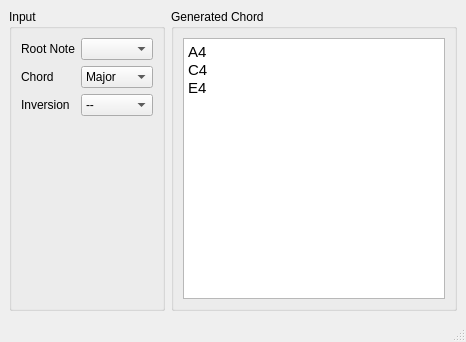
Old version of the form src/main.ui in the repository TerrySoba/ChordTool.
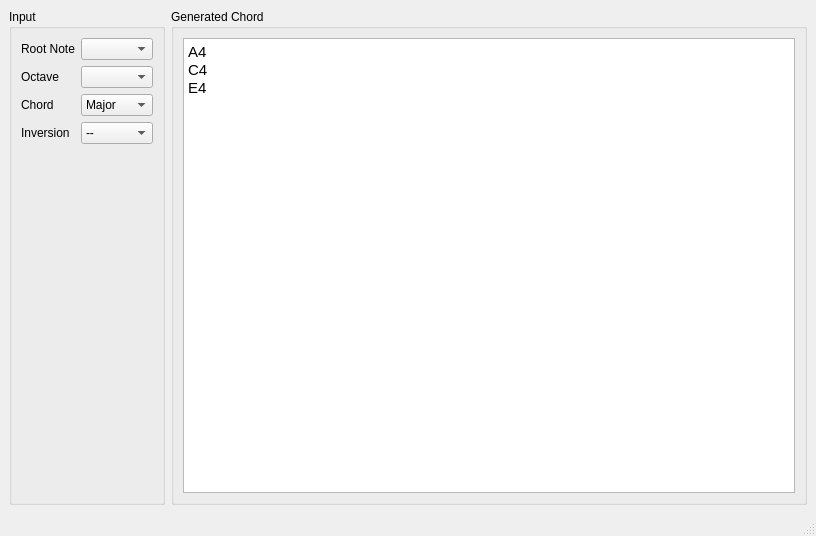
New version of the form.

Patch:
```diff
--- a/src/main.ui
+++ b/src/main.ui
@@ -6,8 +6,8 @@
    <rect>
     <x>0</x>
     <y>0</y>
-    <width>466</width>
-    <height>342</height>
+    <width>816</width>
+    <height>536</height>
    </rect>
   </property>
   <property name="windowTitle">
@@ -32,13 +32,23 @@
         <widget class="QComboBox" name="rootNoteComboBox"/>
        </item>
        <item row="1" column="0">
+        <widget class="QLabel" name="label_4">
+         <property name="text">
+          <string>Octave</string>
+         </property>
+        </widget>
+       </item>
+       <item row="1" column="1">
+        <widget class="QComboBox" name="octaveComboBox"/>
+       </item>
+       <item row="2" column="0">
         <widget class="QLabel" name="label_3">
          <property name="text">
           <string>Chord</string>
          </property>
         </widget>
        </item>
-       <item row="1" column="1">
+       <item row="2" column="1">
         <widget class="QComboBox" name="chordComboBox">
          <item>
           <property name="text">
@@ -52,14 +62,14 @@
          </item>
         </widget>
        </item>
-       <item row="2" column="0">
+       <item row="3" column="0">
         <widget class="QLabel" name="label_2">
          <property name="text">
           <string>Inversion</string>
          </property>
         </widget>
        </item>
-       <item row="2" column="1">
+       <item row="3" column="1">
         <widget class="QComboBox" name="inversionComboBox">
          <item>
           <property name="text">
```
Left out of the diff: 2 changed lines with no effect on the pictures.
